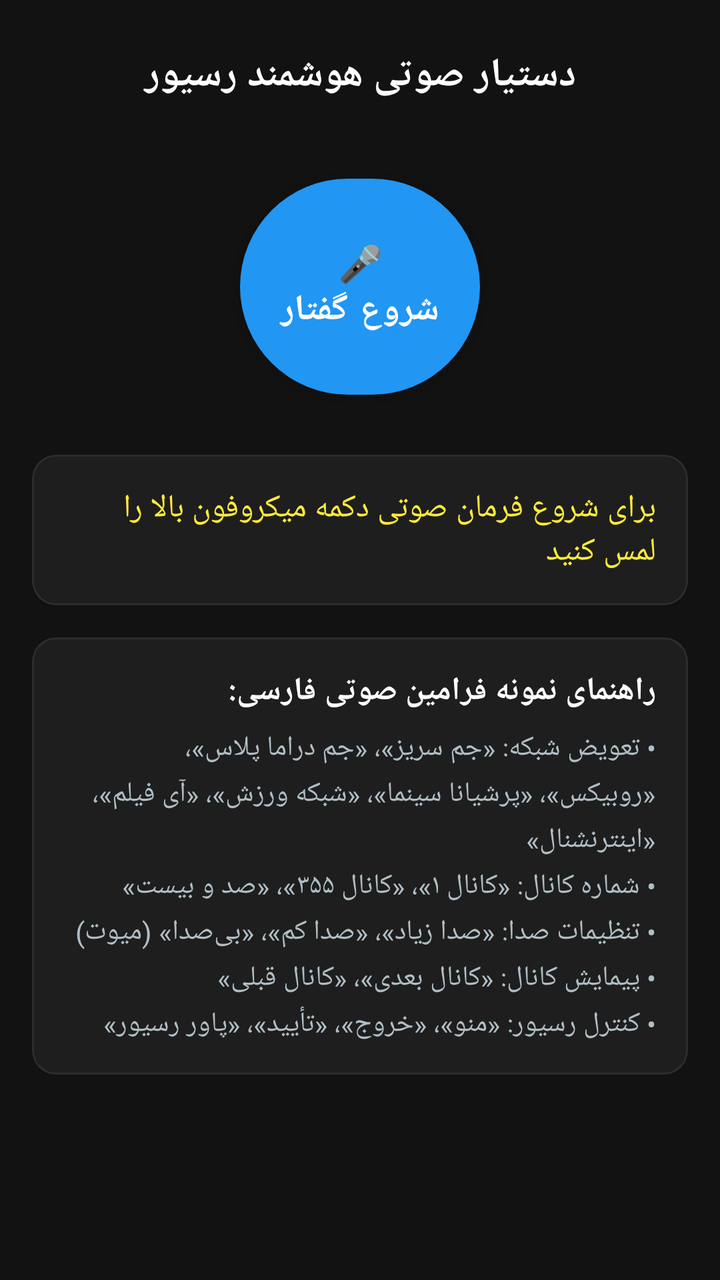
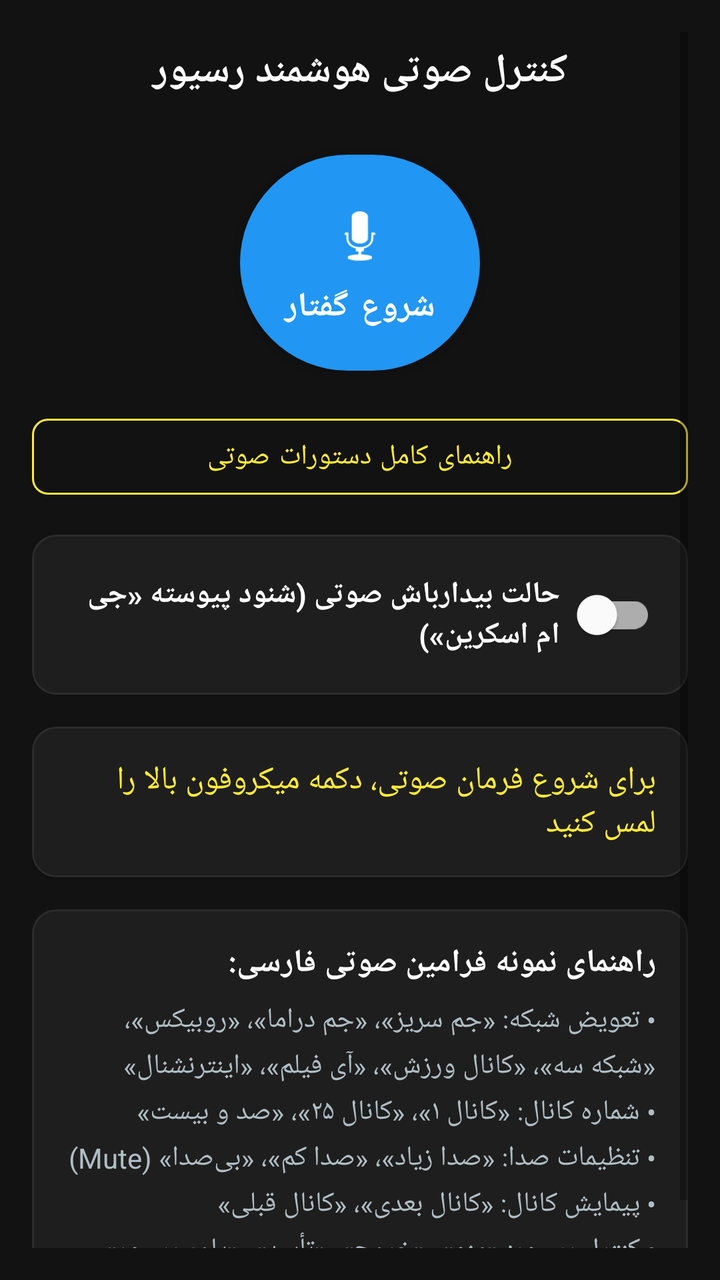

Screens rendered from an Android XML layout before and after an edit, with the pre-edit source and the edit as a unified diff.
<!-- AndroidManifest.xml: application theme Theme.GMScreenAccessible -->
<!-- res/layout/fragment_voice.xml -->
<?xml version="1.0" encoding="utf-8"?>
<ScrollView xmlns:android="http://schemas.android.com/apk/res/android"
    xmlns:app="http://schemas.android.com/apk/res-auto"
    android:layout_width="match_parent"
    android:layout_height="match_parent"
    android:background="@color/dark_bg"
    android:padding="16dp">

    <LinearLayout
        android:layout_width="match_parent"
        android:layout_height="wrap_content"
        android:orientation="vertical"
        android:gravity="center_horizontal">

        <TextView
            android:layout_width="match_parent"
            android:layout_height="wrap_content"
            android:text="دستیار صوتی هوشمند رسیور"
            android:textColor="@color/text_primary"
            android:textSize="20sp"
            android:textStyle="bold"
            android:gravity="center"
            android:layout_marginTop="8dp"
            android:layout_marginBottom="16dp" />

        
        <com.google.android.material.button.MaterialButton
            android:id="@+id/btnMic"
            android:layout_width="120dp"
            android:layout_height="120dp"
            android:layout_marginTop="16dp"
            android:layout_marginBottom="24dp"
            android:text="🎤\nشروع گفتار"
            android:contentDescription="@string/voice_btn_tap_to_speak"
            android:textColor="@color/white"
            android:textSize="18sp"
            android:textStyle="bold"
            app:backgroundTint="@color/primary"
            app:cornerRadius="60dp" />

        
        <com.google.android.material.card.MaterialCardView
            android:layout_width="match_parent"
            android:layout_height="wrap_content"
            android:layout_marginBottom="16dp"
            app:cardBackgroundColor="@color/card_bg"
            app:cardCornerRadius="12dp"
            app:strokeColor="@color/divider"
            app:strokeWidth="1dp">

            <LinearLayout
                android:layout_width="match_parent"
                android:layout_height="wrap_content"
                android:orientation="vertical"
                android:padding="16dp">

                <TextView
                    android:id="@+id/txtVoiceStatus"
                    android:layout_width="match_parent"
                    android:layout_height="wrap_content"
                    android:text="برای شروع فرمان صوتی دکمه میکروفون بالا را لمس کنید"
                    android:textColor="@color/accent_yellow"
                    android:textSize="16sp"
                    android:focusable="true" />

                <TextView
                    android:id="@+id/txtRecognizedQuery"
                    android:layout_width="match_parent"
                    android:layout_height="wrap_content"
                    android:layout_marginTop="8dp"
                    android:text=""
                    android:textColor="@color/text_primary"
                    android:textSize="17sp"
                    android:textStyle="bold"
                    android:visibility="gone"
                    android:focusable="true" />

                <TextView
                    android:id="@+id/txtExecutionResult"
                    android:layout_width="match_parent"
                    android:layout_height="wrap_content"
                    android:layout_marginTop="8dp"
                    android:text=""
                    android:textColor="@color/accent_green"
                    android:textSize="16sp"
                    android:visibility="gone"
                    android:focusable="true" />

            </LinearLayout>
        </com.google.android.material.card.MaterialCardView>

        
        <com.google.android.material.card.MaterialCardView
            android:layout_width="match_parent"
            android:layout_height="wrap_content"
            android:layout_marginBottom="16dp"
            app:cardBackgroundColor="@color/card_bg"
            app:cardCornerRadius="12dp"
            app:strokeColor="@color/divider"
            app:strokeWidth="1dp">

            <LinearLayout
                android:layout_width="match_parent"
                android:layout_height="wrap_content"
                android:orientation="vertical"
                android:padding="16dp">

                <TextView
                    android:layout_width="match_parent"
                    android:layout_height="wrap_content"
                    android:text="@string/voice_help_title"
                    android:textColor="@color/text_primary"
                    android:textSize="16sp"
                    android:textStyle="bold" />

                <TextView
                    android:layout_width="match_parent"
                    android:layout_height="wrap_content"
                    android:layout_marginTop="8dp"
                    android:lineSpacingExtra="4dp"
                    android:text="• تعویض شبکه: «جم سریز»، «جم دراما پلاس»، «روبیکس»، «پرشیانا سینما»، «شبکه ورزش»، «آی فیلم»، «اینترنشنال»\n• شماره کانال: «کانال ۱»، «کانال ۳۵۵»، «صد و بیست»\n• تنظیمات صدا: «صدا زیاد»، «صدا کم»، «بی‌صدا» (میوت)\n• پیمایش کانال: «کانال بعدی»، «کانال قبلی»\n• کنترل رسیور: «منو»، «خروج»، «تأیید»، «پاور رسیور»"
                    android:textColor="@color/text_secondary"
                    android:textSize="14sp" />

            </LinearLayout>
        </com.google.android.material.card.MaterialCardView>

    </LinearLayout>
</ScrollView>
<!-- resources referenced by this layout -->
<resources>
  <color name="accent_green">#FF4CAF50</color>
  <color name="accent_yellow">#FFFFEB3B</color>
  <color name="card_bg">#FF1E1E1E</color>
  <color name="dark_bg">#FF121212</color>
  <color name="divider">#FF2C2C2C</color>
  <color name="primary">#FF2196F3</color>
  <color name="text_primary">#FFFFFFFF</color>
  <color name="text_secondary">#FFB0BEC5</color>
  <color name="white">#FFFFFFFF</color>
  <string name="voice_btn_tap_to_speak">دکمه میکروفون: برای ضبط و اجرای فرمان صوتی ضربه بزنید</string>
  <string name="voice_help_title">راهنمای نمونه فرامین صوتی فارسی:</string>
  <style name="Theme.GMScreenAccessible" parent="Theme.MaterialComponents.DayNight.NoActionBar">
          <item name="colorPrimary">@color/primary</item>
          <item name="colorPrimaryVariant">@color/primary_variant</item>
          <item name="colorOnPrimary">@color/white</item>
          <item name="colorSecondary">@color/secondary</item>
          <item name="android:statusBarColor">@color/dark_bg</item>
          <item name="android:windowBackground">@color/dark_bg</item>
      </style>
  <color name="primary_variant">#FF1976D2</color>
  <color name="secondary">#FFFF9800</color>
</resources>

<!-- the commit's change to res/layout/fragment_voice.xml (unified diff, before → after) -->
@@ -4,7 +4,8 @@
     android:layout_width="match_parent"
     android:layout_height="match_parent"
     android:background="@color/dark_bg"
-    android:padding="16dp">
+    android:padding="16dp"
+    android:fillViewport="true">
 
     <LinearLayout
         android:layout_width="match_parent"
@@ -15,28 +16,79 @@
         <TextView
             android:layout_width="match_parent"
             android:layout_height="wrap_content"
-            android:text="دستیار صوتی هوشمند رسیور"
+            android:text="کنترل صوتی هوشمند رسیور"
             android:textColor="@color/text_primary"
             android:textSize="20sp"
             android:textStyle="bold"
             android:gravity="center"
-            android:layout_marginTop="8dp"
-            android:layout_marginBottom="16dp" />
+            android:layout_marginTop="6dp"
+            android:layout_marginBottom="14dp" />
 
         
         <com.google.android.material.button.MaterialButton
             android:id="@+id/btnMic"
             android:layout_width="120dp"
             android:layout_height="120dp"
-            android:layout_marginTop="16dp"
-            android:layout_marginBottom="24dp"
-            android:text="🎤\nشروع گفتار"
+            android:layout_marginTop="8dp"
+            android:layout_marginBottom="12dp"
+            android:text="شروع گفتار"
             android:contentDescription="@string/voice_btn_tap_to_speak"
             android:textColor="@color/white"
-            android:textSize="18sp"
+            android:textSize="17sp"
             android:textStyle="bold"
+            app:icon="@android:drawable/ic_btn_speak_now"
+            app:iconGravity="textTop"
+            app:iconSize="36dp"
             app:backgroundTint="@color/primary"
             app:cornerRadius="60dp" />
+
+        
+        <com.google.android.material.button.MaterialButton
+            android:id="@+id/btnVoiceHelp"
+            style="@style/Widget.MaterialComponents.Button.OutlinedButton"
+            android:layout_width="match_parent"
+            android:layout_height="50dp"
+            android:layout_marginBottom="14dp"
+            android:text="@string/voice_btn_help"
+            android:contentDescription="راهنمای کامل دستورات صوتی در مرورگر داخلی"
+            android:textColor="@color/accent_yellow"
+            app:strokeColor="@color/accent_yellow"
+            app:strokeWidth="1dp"
+            app:cornerRadius="8dp" />
+
+        
+        <com.google.android.material.card.MaterialCardView
+            android:layout_width="match_parent"
+            android:layout_height="wrap_content"
+            android:layout_marginBottom="16dp"
+            app:cardBackgroundColor="@color/card_bg"
+            app:cardCornerRadius="12dp"
+            app:strokeColor="@color/divider"
+            app:strokeWidth="1dp">
+
+            <LinearLayout
+                android:layout_width="match_parent"
+                android:layout_height="wrap_content"
+                android:orientation="horizontal"
+                android:gravity="center_vertical"
+                android:padding="16dp">
+
+                <TextView
+                    android:layout_width="0dp"
+                    android:layout_height="wrap_content"
+                    android:layout_weight="1"
+                    android:text="@string/voice_wake_word_switch"
+                    android:textColor="@color/text_primary"
+                    android:textSize="15sp"
+                    android:textStyle="bold" />
+
+                <com.google.android.material.switchmaterial.SwitchMaterial
+                    android:id="@+id/switchWakeWord"
+                    android:layout_width="wrap_content"
+                    android:layout_height="wrap_content"
+                    android:contentDescription="کلید فعال‌سازی حالت بیدارباش شنود پیوسته کلمه جی ام اسکرین" />
+            </LinearLayout>
+        </com.google.android.material.card.MaterialCardView>
 
         
         <com.google.android.material.card.MaterialCardView
@@ -58,7 +110,7 @@
                     android:id="@+id/txtVoiceStatus"
                     android:layout_width="match_parent"
                     android:layout_height="wrap_content"
-                    android:text="برای شروع فرمان صوتی دکمه میکروفون بالا را لمس کنید"
+                    android:text="برای شروع فرمان صوتی، دکمه میکروفون بالا را لمس کنید"
                     android:textColor="@color/accent_yellow"
                     android:textSize="16sp"
                     android:focusable="true" />
@@ -85,7 +137,6 @@
                     android:textSize="16sp"
                     android:visibility="gone"
                     android:focusable="true" />
-
             </LinearLayout>
         </com.google.android.material.card.MaterialCardView>
 
@@ -118,10 +169,9 @@
                     android:layout_height="wrap_content"
                     android:layout_marginTop="8dp"
                     android:lineSpacingExtra="4dp"
-                    android:text="• تعویض شبکه: «جم سریز»، «جم دراما پلاس»، «روبیکس»، «پرشیانا سینما»، «شبکه ورزش»، «آی فیلم»، «اینترنشنال»\n• شماره کانال: «کانال ۱»، «کانال ۳۵۵»، «صد و بیست»\n• تنظیمات صدا: «صدا زیاد»، «صدا کم»، «بی‌صدا» (میوت)\n• پیمایش کانال: «کانال بعدی»، «کانال قبلی»\n• کنترل رسیور: «منو»، «خروج»، «تأیید»، «پاور رسیور»"
+                    android:text="• تعویض شبکه: «جم سریز»، «جم دراما»، «روبیکس»، «شبکه سه»، «کانال ورزش»، «آی فیلم»، «اینترنشنال»\n• شماره کانال: «کانال ۱»، «کانال ۲۵»، «صد و بیست»\n• تنظیمات صدا: «صدا زیاد»، «صدا کم»، «بی‌صدا» (Mute)\n• پیمایش کانال: «کانال بعدی»، «کانال قبلی»\n• کنترل رسیور: «منو»، «خروج»، «تأیید»، «پاور رسیور»"
                     android:textColor="@color/text_secondary"
                     android:textSize="14sp" />
-
             </LinearLayout>
         </com.google.android.material.card.MaterialCardView>
 
<!-- resource entries referenced after the edit -->
@@ -9,8 +9,10 @@
   <color name="text_primary">#FFFFFFFF</color>
   <color name="text_secondary">#FFB0BEC5</color>
   <color name="white">#FFFFFFFF</color>
+  <string name="voice_btn_help">راهنمای کامل دستورات صوتی</string>
   <string name="voice_btn_tap_to_speak">دکمه میکروفون: برای ضبط و اجرای فرمان صوتی ضربه بزنید</string>
   <string name="voice_help_title">راهنمای نمونه فرامین صوتی فارسی:</string>
+  <string name="voice_wake_word_switch">حالت بیدارباش صوتی (شنود پیوسته «جی ام اسکرین»)</string>
   <style name="Theme.GMScreenAccessible" parent="Theme.MaterialComponents.DayNight.NoActionBar">
           <item name="colorPrimary">@color/primary</item>
           <item name="colorPrimaryVariant">@color/primary_variant</item>
